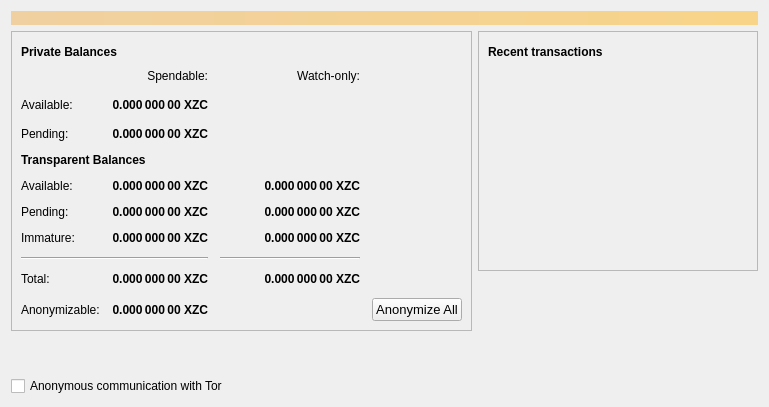
Old version of the form src/qt/forms/overviewpage.ui in the repository nopslide/firo.
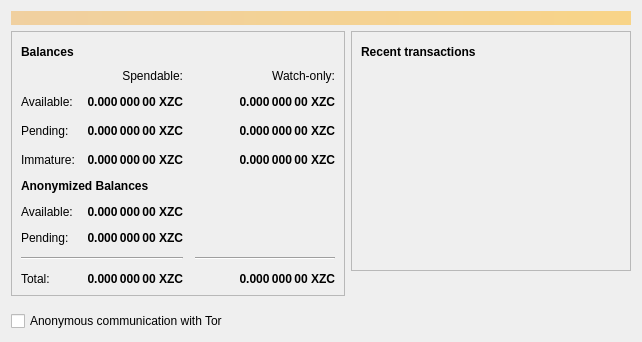
New version of the form. Icons and pictures are not drawn.

Patch:
```diff
--- a/src/qt/forms/overviewpage.ui
+++ b/src/qt/forms/overviewpage.ui
@@ -6,8 +6,8 @@
    <rect>
     <x>0</x>
     <y>0</y>
-    <width>769</width>
-    <height>407</height>
+    <width>642</width>
+    <height>342</height>
    </rect>
   </property>
   <property name="windowTitle">
@@ -57,7 +57,7 @@
                </font>
               </property>
               <property name="text">
-               <string>Private Balances</string>
+               <string>Balances</string>
               </property>
              </widget>
             </item>
@@ -114,149 +114,79 @@
             <property name="spacing">
              <number>12</number>
             </property>
-            <item row="16" column="0">
-             <widget class="QLabel" name="labelAnonymizableText">
+            <item row="3" column="2">
+             <widget class="QLabel" name="labelWatchImmature">
+              <property name="font">
+               <font>
+                <weight>75</weight>
+                <bold>true</bold>
+               </font>
+              </property>
+              <property name="cursor">
+               <cursorShape>IBeamCursor</cursorShape>
+              </property>
+              <property name="toolTip">
+               <string>Mined balance in watch-only addresses that has not yet matured</string>
+              </property>
               <property name="text">
-               <string>Anonymizable:</string>
+               <string notr="true">0.000 000 00 XZC</string>
               </property>
+              <property name="alignment">
+               <set>Qt::AlignRight|Qt::AlignTrailing|Qt::AlignVCenter</set>
+              </property>
+              <property name="textInteractionFlags">
+               <set>Qt::LinksAccessibleByMouse|Qt::TextSelectableByKeyboard|Qt::TextSelectableByMouse</set>
+              </property>
              </widget>
             </item>
-            <item row="2" column="3">
-             <spacer name="horizontalSpacer_2">
+            <item row="1" column="0">
+             <widget class="QLabel" name="labelBalanceText">
+              <property name="text">
+               <string>Available:</string>
+              </property>
+             </widget>
+            </item>
+            <item row="9" column="2">
+             <widget class="QLabel" name="labelWatchTotal">
+              <property name="font">
+               <font>
+                <weight>75</weight>
+                <bold>true</bold>
+               </font>
+              </property>
+              <property name="cursor">
+               <cursorShape>IBeamCursor</cursorShape>
+              </property>
+              <property name="toolTip">
+               <string>Current total balance in watch-only addresses</string>
+              </property>
+              <property name="text">
+               <string notr="true">0.000 000 00 XZC</string>
+              </property>
+              <property name="alignment">
+               <set>Qt::AlignRight|Qt::AlignTrailing|Qt::AlignVCenter</set>
+              </property>
+              <property name="textInteractionFlags">
+               <set>Qt::LinksAccessibleByMouse|Qt::TextSelectableByKeyboard|Qt::TextSelectableByMouse</set>
+              </property>
+             </widget>
+            </item>
+            <item row="9" column="0">
+             <widget class="QLabel" name="labelTotalText">
+              <property name="text">
+               <string>Total:</string>
+              </property>
+             </widget>
+            </item>
+            <item row="8" column="0" colspan="2">
+             <widget class="Line" name="line">
               <property name="orientation">
                <enum>Qt::Horizontal</enum>
               </property>
-              <property name="sizeHint" stdset="0">
-               <size>
-                <width>40</width>
-                <height>20</height>
-               </size>
-              </property>
-             </spacer>
-            </item>
-            <item row="6" column="0" colspan="2">
-             <widget class="QLabel" name="label">
-              <property name="font">
-               <font>
-                <weight>75</weight>
-                <bold>true</bold>
-               </font>
-              </property>
-              <property name="text">
-               <string>Transparent Balances</string>
-              </property>
              </widget>
             </item>
-            <item row="16" column="1">
-             <widget class="QLabel" name="labelAnonymizable">
-              <property name="font">
-               <font>
-                <weight>75</weight>
-                <bold>true</bold>
-               </font>
-              </property>
-              <property name="text">
-               <string>0.000 000 00 XZC</string>
-              </property>
-              <property name="alignment">
-               <set>Qt::AlignRight|Qt::AlignTrailing|Qt::AlignVCenter</set>
-              </property>
-             </widget>
-            </item>
-            <item row="11" column="2">
-             <widget class="QLabel" name="labelWatchPending">
-              <property name="font">
-               <font>
-                <weight>75</weight>
-                <bold>true</bold>
-               </font>
-              </property>
-              <property name="cursor">
-               <cursorShape>IBeamCursor</cursorShape>
-              </property>
-              <property name="toolTip">
-               <string>Unconfirmed transactions to watch-only addresses</string>
-              </property>
-              <property name="text">
-               <string notr="true">0.000 000 00 XZC</string>
-              </property>
-              <property name="alignment">
-               <set>Qt::AlignRight|Qt::AlignTrailing|Qt::AlignVCenter</set>
-              </property>
-              <property name="textInteractionFlags">
-               <set>Qt::LinksAccessibleByMouse|Qt::TextSelectableByKeyboard|Qt::TextSelectableByMouse</set>
-              </property>
-             </widget>
-            </item>
-            <item row="10" column="1">
-             <widget class="QLabel" name="labelBalance">
-              <property name="font">
-               <font>
-                <weight>75</weight>
-                <bold>true</bold>
-               </font>
-              </property>
-              <property name="cursor">
-               <cursorShape>IBeamCursor</cursorShape>
-              </property>
-              <property name="toolTip">
-               <string>Your current spendable balance</string>
-              </property>
-              <property name="text">
-               <string notr="true">0.000 000 00 XZC</string>
-              </property>
-              <property name="alignment">
-               <set>Qt::AlignRight|Qt::AlignTrailing|Qt::AlignVCenter</set>
-              </property>
-              <property name="textInteractionFlags">
-               <set>Qt::LinksAccessibleByMouse|Qt::TextSelectableByKeyboard|Qt::TextSelectableByMouse</set>
-              </property>
-             </widget>
-            </item>
-            <item row="0" column="1">
-             <widget class="QLabel" name="labelSpendable">
-              <property name="text">
-               <string>Spendable:</string>
-              </property>
-              <property name="alignment">
-               <set>Qt::AlignRight|Qt::AlignTrailing|Qt::AlignVCenter</set>
-              </property>
-             </widget>
-            </item>
-            <item row="10" column="2">
-             <widget class="QLabel" name="labelWatchAvailable">
-              <property name="font">
-               <font>
-                <weight>75</weight>
-                <bold>true</bold>
-               </font>
-              </property>
-              <property name="cursor">
-               <cursorShape>IBeamCursor</cursorShape>
-              </property>
-              <property name="toolTip">
-               <string>Your current balance in watch-only addresses</string>
-              </property>
-              <property name="text">
-               <string notr="true">0.000 000 00 XZC</string>
-              </property>
-              <property name="alignment">
-               <set>Qt::AlignRight|Qt::AlignTrailing|Qt::AlignVCenter</set>
-              </property>
-              <property name="textInteractionFlags">
-               <set>Qt::LinksAccessibleByMouse|Qt::TextSelectableByKeyboard|Qt::TextSelectableByMouse</set>
-              </property>
-             </widget>
-            </item>
-            <item row="11" column="0">
-             <widget class="QLabel" name="labelPendingText">
-              <property name="text">
-               <string>Pending:</string>
-              </property>
-             </widget>
-            </item>
-            <item row="5" column="1">
-             <widget class="QLabel" name="labelUnconfirmedPrivate">
+            <item row="7" column="1">
+             <widget class="QLabel" name="labelSigmaPending">
               <property name="font">
                <font>
                 <weight>75</weight>
@@ -280,14 +210,7 @@
               </property>
              </widget>
             </item>
-            <item row="5" column="0">
-             <widget class="QLabel" name="labelUnconfirmedPrivateText">
-              <property name="text">
-               <string>Pending:</string>
-              </property>
-             </widget>
-            </item>
-            <item row="13" column="2">
+            <item row="8" column="2">
              <widget class="Line" name="lineWatchBalance">
               <property name="sizePolicy">
                <sizepolicy hsizetype="Preferred" vsizetype="Fixed">
@@ -306,10 +229,98 @@
               </property>
              </widget>
             </item>
-            <item row="15" column="0">
-             <widget class="QLabel" name="labelTotalText">
+            <item row="6" column="1">
+             <widget class="QLabel" name="labelSigmaBalance">
+              <property name="font">
+               <font>
+                <weight>75</weight>
+                <bold>true</bold>
+               </font>
+              </property>
+              <property name="cursor">
+               <cursorShape>IBeamCursor</cursorShape>
+              </property>
+              <property name="toolTip">
+               <string>Your current spendable anonymized balance</string>
+              </property>
               <property name="text">
-               <string>Total:</string>
+               <string>0.000 000 00 XZC</string>
+              </property>
+              <property name="alignment">
+               <set>Qt::AlignRight|Qt::AlignTrailing|Qt::AlignVCenter</set>
+              </property>
+              <property name="textInteractionFlags">
+               <set>Qt::LinksAccessibleByMouse|Qt::TextSelectableByKeyboard|Qt::TextSelectableByMouse</set>
+              </property>
+             </widget>
+            </item>
+            <item row="6" column="0">
+             <widget class="QLabel" name="labelSigmaBalanceText">
+              <property name="text">
+               <string>Available:</string>
+              </property>
+             </widget>
+            </item>
+            <item row="1" column="1">
+             <widget class="QLabel" name="labelBalance">
+              <property name="font">
+               <font>
+                <weight>75</weight>
+                <bold>true</bold>
+               </font>
+              </property>
+              <property name="cursor">
+               <cursorShape>IBeamCursor</cursorShape>
+              </property>
+              <property name="toolTip">
+               <string>Your current spendable balance</string>
+              </property>
+              <property name="text">
+               <string notr="true">0.000 000 00 XZC</string>
+              </property>
+              <property name="alignment">
+               <set>Qt::AlignRight|Qt::AlignTrailing|Qt::AlignVCenter</set>
+              </property>
+              <property name="textInteractionFlags">
+               <set>Qt::LinksAccessibleByMouse|Qt::TextSelectableByKeyboard|Qt::TextSelectableByMouse</set>
+              </property>
+             </widget>
+            </item>
+            <item row="2" column="3">
+             <spacer name="horizontalSpacer_2">
+              <property name="orientation">
+               <enum>Qt::Horizontal</enum>
+              </property>
+              <property name="sizeHint" stdset="0">
+               <size>
+                <width>40</width>
+                <height>20</height>
+               </size>
+              </property>
+             </spacer>
+            </item>
+            <item row="2" column="2">
+             <widget class="QLabel" name="labelWatchPending">
+              <property name="font">
+               <font>
+                <weight>75</weight>
+                <bold>true</bold>
+               </font>
+              </property>
+              <property name="cursor">
+               <cursorShape>IBeamCursor</cursorShape>
+              </property>
+              <property name="toolTip">
+               <string>Unconfirmed transactions to watch-only addresses</string>
+              </property>
+              <property name="text">
+               <string notr="true">0.000 000 00 XZC</string>
+              </property>
+              <property name="alignment">
+               <set>Qt::AlignRight|Qt::AlignTrailing|Qt::AlignVCenter</set>
+              </property>
+              <property name="textInteractionFlags">
+               <set>Qt::LinksAccessibleByMouse|Qt::TextSelectableByKeyboard|Qt::TextSelectableByMouse</set>
               </property>
              </widget>
             </item>
@@ -323,71 +334,14 @@
               </property>
              </widget>
             </item>
-            <item row="10" column="0">
-             <widget class="QLabel" name="labelBalanceText">
+            <item row="2" column="0">
+             <widget class="QLabel" name="labelPendingText">
               <property name="text">
-               <string>Available:</string>
+               <string>Pending:</string>
               </property>
              </widget>
             </item>
-            <item row="15" column="1">
-             <widget class="QLabel" name="labelTotal">
-              <property name="font">
-               <font>
-                <weight>75</weight>
-                <bold>true</bold>
-               </font>
-              </property>
-              <property name="cursor">
-               <cursorShape>IBeamCursor</cursorShape>
-              </property>
-              <property name="toolTip">
-               <string>Your current total balance</string>
-              </property>
-              <property name="text">
-               <string notr="true">0.000 000 00 XZC</string>
-              </property>
-              <property name="alignment">
-               <set>Qt::AlignRight|Qt::AlignTrailing|Qt::AlignVCenter</set>
-              </property>
-              <property name="textInteractionFlags">
-               <set>Qt::LinksAccessibleByMouse|Qt::TextSelectableByKeyboard|Qt::TextSelectableByMouse</set>
-              </property>
-             </widget>
-            </item>
-            <item row="15" column="2">
-             <widget class="QLabel" name="labelWatchTotal">
-              <property name="font">
-               <font>
-                <weight>75</weight>
-                <bold>true</bold>
-               </font>
-              </property>
-              <property name="cursor">
-               <cursorShape>IBeamCursor</cursorShape>
-              </property>
-              <property name="toolTip">
-               <string>Current total balance in watch-only addresses</string>
-              </property>
-              <property name="text">
-               <string notr="true">0.000 000 00 XZC</string>
-              </property>
-              <property name="alignment">
-               <set>Qt::AlignRight|Qt::AlignTrailing|Qt::AlignVCenter</set>
-              </property>
-              <property name="textInteractionFlags">
-               <set>Qt::LinksAccessibleByMouse|Qt::TextSelectableByKeyboard|Qt::TextSelectableByMouse</set>
-              </property>
-             </widget>
-            </item>
-            <item row="13" column="0" colspan="2">
-             <widget class="Line" name="line">
-              <property name="orientation">
-               <enum>Qt::Horizontal</enum>
-              </property>
-             </widget>
-            </item>
-            <item row="11" column="1">
+            <item row="2" column="1">
              <widget class="QLabel" name="labelUnconfirmed">
               <property name="font">
                <font>
@@ -412,32 +366,42 @@
               </property>
              </widget>
             </item>
-            <item row="16" column="4">
-             <widget class="QPushButton" name="anonymizeButton">
-              <property name="sizePolicy">
-               <sizepolicy hsizetype="Minimum" vsizetype="Minimum">
-                <horstretch>0</horstretch>
-                <verstretch>0</verstretch>
-               </sizepolicy>
-              </property>
+            <item row="9" column="1">
+             <widget class="QLabel" name="labelTotal">
               <property name="font">
                <font>
-                <pointsize>10</pointsize>
+                <weight>75</weight>
+                <bold>true</bold>
                </font>
               </property>
+              <property name="cursor">
+               <cursorShape>IBeamCursor</cursorShape>
+              </property>
+              <property name="toolTip">
+               <string>Your current total balance</string>
+              </property>
               <property name="text">
-               <string>Anonymize All</string>
+               <string notr="true">0.000 000 00 XZC</string>
               </property>
+              <property name="alignment">
+               <set>Qt::AlignRight|Qt::AlignTrailing|Qt::AlignVCenter</set>
+              </property>
+              <property name="textInteractionFlags">
+               <set>Qt::LinksAccessibleByMouse|Qt::TextSelectableByKeyboard|Qt::TextSelectableByMouse</set>
+              </property>
              </widget>
             </item>
-            <item row="12" column="0">
-             <widget class="QLabel" name="labelImmatureText">
+            <item row="0" column="1">
+             <widget class="QLabel" name="labelSpendable">
               <property name="text">
-               <string>Immature:</string>
+               <string>Spendable:</string>
               </property>
+              <property name="alignment">
+               <set>Qt::AlignRight|Qt::AlignTrailing|Qt::AlignVCenter</set>
+              </property>
              </widget>
             </item>
-            <item row="12" column="1">
+            <item row="3" column="1">
              <widget class="QLabel" name="labelImmature">
               <property name="font">
                <font>
@@ -462,8 +426,15 @@
               </property>
              </widget>
             </item>
-            <item row="12" column="2">
-             <widget class="QLabel" name="labelWatchImmature">
+            <item row="3" column="0">
+             <widget class="QLabel" name="labelImmatureText">
+              <property name="text">
+               <string>Immature:</string>
+              </property>
+             </widget>
+            </item>
+            <item row="1" column="2">
+             <widget class="QLabel" name="labelWatchAvailable">
               <property name="font">
                <font>
                 <weight>75</weight>
@@ -474,7 +445,7 @@
                <cursorShape>IBeamCursor</cursorShape>
               </property>
               <property name="toolTip">
-               <string>Mined balance in watch-only addresses that has not yet matured</string>
+               <string>Your current balance in watch-only addresses</string>
               </property>
               <property name="text">
                <string notr="true">0.000 000 00 XZC</string>
@@ -487,35 +458,23 @@
               </property>
              </widget>
             </item>
-            <item row="2" column="0">
-             <widget class="QLabel" name="labelPrivateText">
+            <item row="7" column="0">
+             <widget class="QLabel" name="labelSigmaPendingText">
               <property name="text">
-               <string>Available:</string>
+               <string>Pending:</string>
               </property>
              </widget>
             </item>
-            <item row="2" column="1">
-             <widget class="QLabel" name="labelPrivate">
+            <item row="4" column="0" colspan="2">
+             <widget class="QLabel" name="labelAnonymized">
               <property name="font">
                <font>
                 <weight>75</weight>
                 <bold>true</bold>
                </font>
               </property>
-              <property name="cursor">
-               <cursorShape>IBeamCursor</cursorShape>
-              </property>
-              <property name="toolTip">
-               <string>Your current spendable anonymized balance</string>
-              </property>
               <property name="text">
-               <string>0.000 000 00 XZC</string>
-              </property>
-              <property name="alignment">
-               <set>Qt::AlignRight|Qt::AlignTrailing|Qt::AlignVCenter</set>
-              </property>
-              <property name="textInteractionFlags">
-               <set>Qt::LinksAccessibleByMouse|Qt::TextSelectableByKeyboard|Qt::TextSelectableByMouse</set>
+               <string>Anonymized Balances</string>
               </property>
              </widget>
             </item>
```
